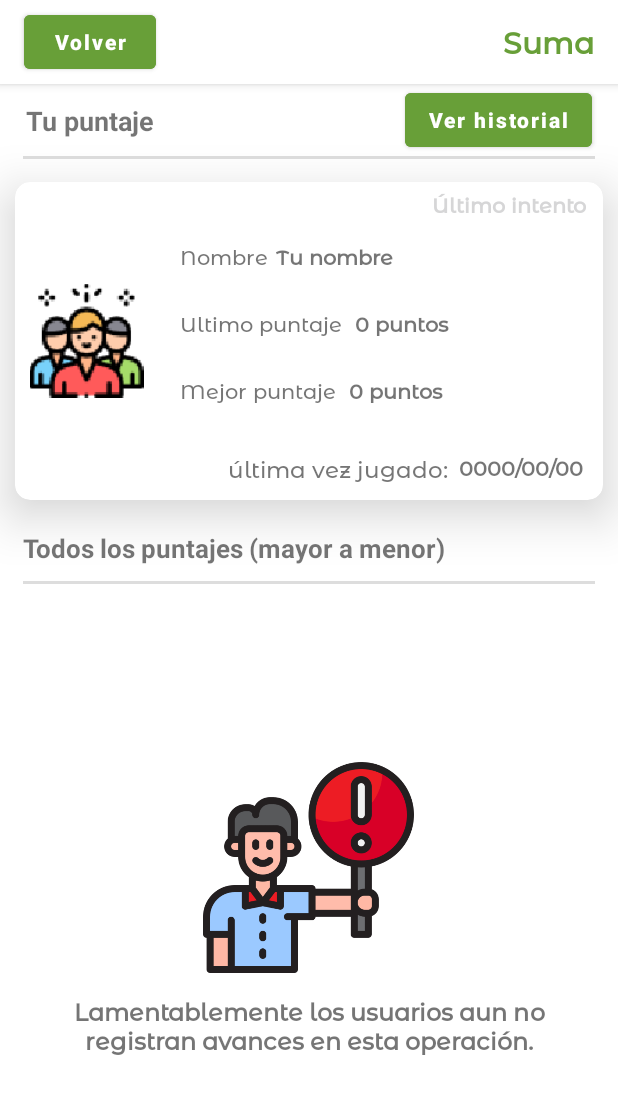
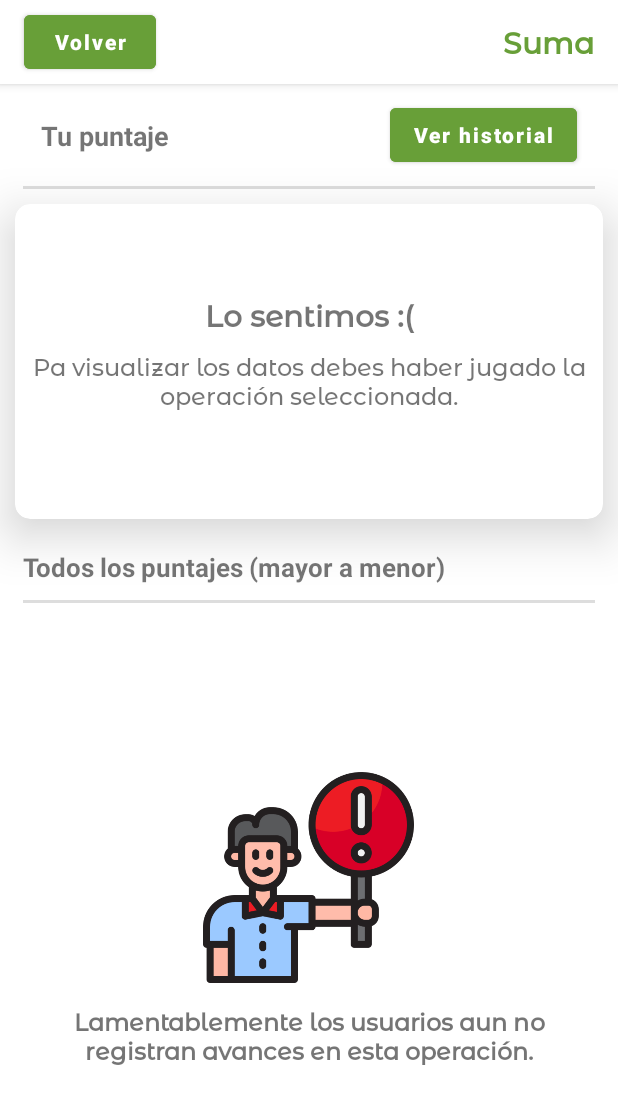
Before and after one commit to PaulGuillen/MathGame, an Android app: the SumDetailActivity screen opened directly, with no data from a screen before it, on a phone screen of 412 x 824 dp. Shown: the top 1104 px of the screen. Run offline under Robolectric (Android 15) with nearby library versions, the light colour scheme and no system bars; our stand-ins replace CircleImageView, Firebase (no records; nobody signed in at launch, a user with empty details on screens opened directly), Shimmer; libraries missing offline, so code that uses them is left out: com.github.mikephil.charting.

Commit message:
Changing validations historical

```diff
--- a/app/src/main/java/devpaul/business/piensarapido/activities/detaildashboard/perfil/operations/sum/SumDetailActivity.kt
+++ b/app/src/main/java/devpaul/business/piensarapido/activities/detaildashboard/perfil/operations/sum/SumDetailActivity.kt
@@ -14,6 +14,7 @@ import android.view.View
 import android.widget.Button
 import android.widget.LinearLayout
 import android.widget.TextView
+import androidx.cardview.widget.CardView
 import androidx.recyclerview.widget.LinearLayoutManager
 import androidx.recyclerview.widget.RecyclerView
 import com.facebook.shimmer.ShimmerFrameLayout
@@ -62,6 +63,8 @@ class SumDetailActivity : AppCompatActivity() {
     var progressDialog: ProgressDialog? = null
 
     var linearnoData: LinearLayout? = null
+    var cardViewNodata: CardView? = null
+    var cardviewData: CardView? = null
 
     private var recyclerViewAll: RecyclerView? = null
     var shimmerFrameLayout : ShimmerFrameLayout? = null
@@ -80,6 +83,8 @@ class SumDetailActivity : AppCompatActivity() {
         requestedOrientation = ActivityInfo.SCREEN_ORIENTATION_PORTRAIT
 
         linearnoData = findViewById(R.id.linearlayout_nodata)
+        cardViewNodata = findViewById(R.id.cardview_no_data)
+        cardviewData = findViewById(R.id.cardview_top)
 
         shimmerFrameLayout = findViewById(R.id.shimmerFrameLayout)
 
@@ -132,11 +137,16 @@ class SumDetailActivity : AppCompatActivity() {
 
         val docRef = db.collection(Constants.PATH_POINTS_SUM).document(uiduser.toString())
 
+        progressDialog!!.show()
+        progressDialog?.setContentView(R.layout.charge_dialog)
+        Objects.requireNonNull(progressDialog!!.window)?.setBackgroundDrawableResource(android.R.color.transparent)
+
         docRef.get().addOnCompleteListener { task ->
             if (task.isSuccessful) {
                 val document = task.result
                 if (document != null && document.exists()) {
 
+                    progressDialog?.dismiss()
                     val name = document.getString("name")
                     val lastname = document.getString("lastname")
                     val bestPoints = document.getLong("bestPoints")?.toInt()
@@ -149,10 +159,9 @@ class SumDetailActivity : AppCompatActivity() {
                     textlastTimePlayed?.text = lastTimePlayed
 
                 } else {
-                    txtName?.text = "Tu nombre"
-                    txtBestPoints?.text = "0 puntos"
-                    txtLastTry?.text = "0 puntos"
-                    textlastTimePlayed?.text = "0000/00/00"
+                    progressDialog?.dismiss()
+                    cardViewNodata?.visibility = View.VISIBLE
+                    cardviewData?.visibility = View.GONE
 
                 }
             } else {
--- a/app/src/main/res/layout/activity_res_detail.xml
+++ b/app/src/main/res/layout/activity_res_detail.xml
@@ -50,6 +50,7 @@
 
         <androidx.constraintlayout.widget.ConstraintLayout
             android:layout_width="match_parent"
+            android:layout_margin="10dp"
             android:layout_height="wrap_content">
 
             <TextView
--- a/app/src/main/res/layout/activity_sum_detail.xml
+++ b/app/src/main/res/layout/activity_sum_detail.xml
@@ -50,6 +50,7 @@
 
         <androidx.constraintlayout.widget.ConstraintLayout
             android:layout_width="match_parent"
+            android:layout_margin="10dp"
             android:layout_height="wrap_content">
 
             <TextView
@@ -79,17 +80,18 @@
 
         </androidx.constraintlayout.widget.ConstraintLayout>
 
+
         <View
             android:id="@+id/view_bottom_text_top"
             android:layout_width="match_parent"
             android:layout_height="2dp"
             android:layout_marginStart="15dp"
             android:layout_marginEnd="15dp"
-            android:layout_marginBottom="5dp"
             android:background="@color/colorGrey"
             app:layout_constraintEnd_toEndOf="parent"
             app:layout_constraintStart_toStartOf="parent"
             app:layout_constraintTop_toBottomOf="@+id/text_top" />
+
 
         <androidx.cardview.widget.CardView
             android:id="@+id/cardview_top"
@@ -98,6 +100,7 @@
             android:layout_marginStart="10dp"
             android:layout_marginTop="10dp"
             android:layout_marginEnd="10dp"
+            android:visibility="gone"
             app:cardCornerRadius="10dp"
             app:cardElevation="20dp">
 
@@ -134,12 +137,12 @@
                     android:paddingStart="5dp"
                     android:paddingEnd="5dp"
                     android:text="@string/ltimo_intento"
-                    android:textColor="@color/red_btn_bg_color"
+                    android:textColor="#E53935"
                     android:textSize="14sp"
                     android:textStyle="bold"
                     app:layout_constraintEnd_toEndOf="parent"
                     app:layout_constraintTop_toTopOf="parent"
-                    tools:ignore="RtlSymmetry" />
+                    tools:ignore="RtlSymmetry,TextContrastCheck" />
 
                 <TextView
                     android:id="@+id/textInicial"
@@ -267,6 +270,56 @@
 
         </androidx.cardview.widget.CardView>
 
+        <androidx.cardview.widget.CardView
+            android:id="@+id/cardview_no_data"
+            android:layout_width="match_parent"
+            android:layout_height="210dp"
+            android:layout_marginStart="10dp"
+            android:layout_marginTop="10dp"
+            android:layout_marginEnd="10dp"
+            android:visibility="gone"
+            app:cardCornerRadius="10dp"
+            app:cardElevation="20dp">
+
+            <androidx.constraintlayout.widget.ConstraintLayout
+                android:layout_width="match_parent"
+                android:layout_height="match_parent">
+
+                <LinearLayout
+                    android:layout_width="match_parent"
+                    android:layout_height="match_parent"
+                    android:gravity="center"
+                    android:orientation="vertical"
+                    app:layout_constraintBottom_toBottomOf="parent"
+                    app:layout_constraintEnd_toEndOf="parent"
+                    app:layout_constraintStart_toStartOf="parent"
+                    app:layout_constraintTop_toTopOf="parent">
+
+                    <TextView
+                        android:layout_width="match_parent"
+                        android:layout_height="wrap_content"
+                        android:fontFamily="@font/monserrat_alternates_medium"
+                        android:gravity="center"
+                        android:text="@string/lo_sentimos"
+                        android:textSize="20sp"
+                        android:textStyle="bold" />
+
+                    <TextView
+                        android:layout_width="match_parent"
+                        android:layout_height="wrap_content"
+                        android:fontFamily="@font/monserrat_alternates_medium"
+                        android:gravity="center|bottom"
+                        android:padding="10dp"
+                        android:text="@string/texto_no_data_own_data"
+                        android:textSize="16sp" />
+
+                </LinearLayout>
+
+
+            </androidx.constraintlayout.widget.ConstraintLayout>
+
+        </androidx.cardview.widget.CardView>
+
         <TextView
             android:id="@+id/textview_bottom"
             android:layout_width="wrap_content"
@@ -297,8 +350,8 @@
             android:id="@+id/recyclerView"
             android:layout_width="match_parent"
             android:layout_height="match_parent"
+            android:visibility="gone"
             app:layout_constraintEnd_toEndOf="parent"
-            android:visibility="gone"
             tools:listitem="@layout/item_sum_detail" />
 
         <com.facebook.shimmer.ShimmerFrameLayout
@@ -334,31 +387,31 @@
         </com.facebook.shimmer.ShimmerFrameLayout>
 
         <LinearLayout
-            android:visibility="gone"
             android:id="@+id/linearlayout_nodata"
             android:layout_width="match_parent"
+            android:layout_height="match_parent"
+            android:gravity="center"
             android:orientation="vertical"
-            android:gravity="center"
-            android:layout_height="match_parent"
+            android:visibility="gone"
             tools:ignore="UseCompoundDrawables">
 
             <ImageView
-                android:background="@drawable/warning_person"
                 android:layout_width="150dp"
                 android:layout_height="150dp"
+                android:background="@drawable/warning_person"
                 tools:ignore="ContentDescription" />
 
             <TextView
-                android:textAlignment="center"
-                android:fontFamily="@font/monserrat_alternates_medium"
-                android:textSize="16sp"
+                android:layout_width="wrap_content"
+                android:layout_height="wrap_content"
                 android:layout_marginStart="20dp"
                 android:layout_marginEnd="20dp"
-                android:textStyle="bold"
+                android:fontFamily="@font/monserrat_alternates_medium"
                 android:padding="10dp"
                 android:text="@string/texto_largo_no_data"
-                android:layout_width="wrap_content"
-                android:layout_height="wrap_content"/>
+                android:textAlignment="center"
+                android:textSize="16sp"
+                android:textStyle="bold" />
 
         </LinearLayout>
 
```
